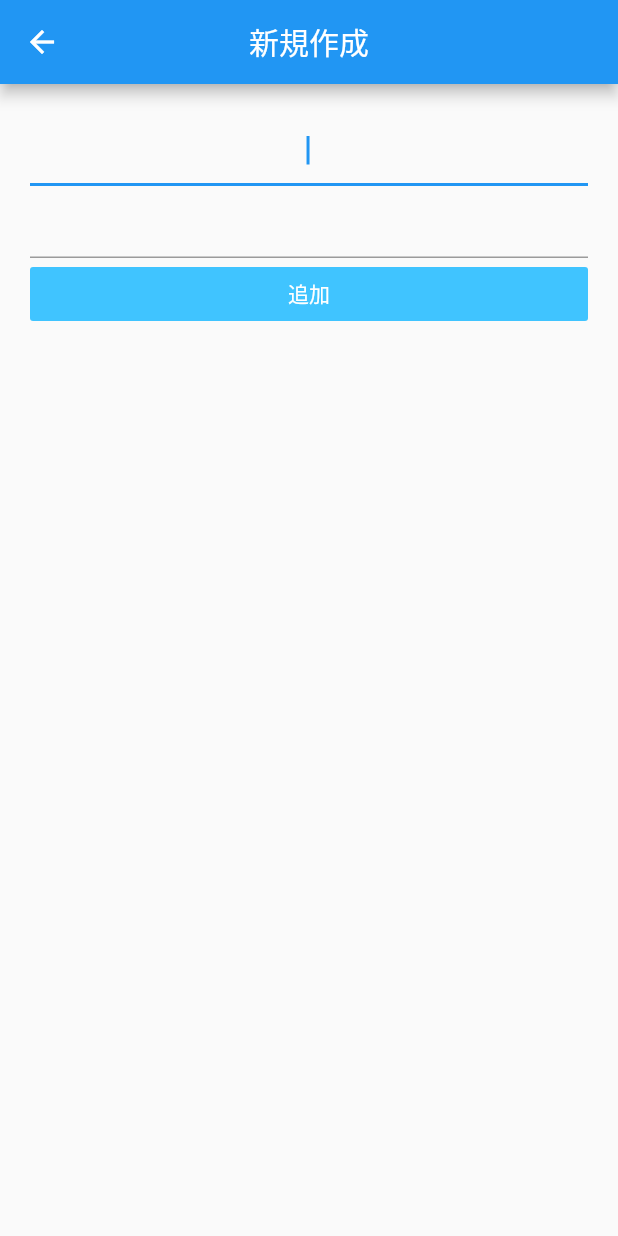
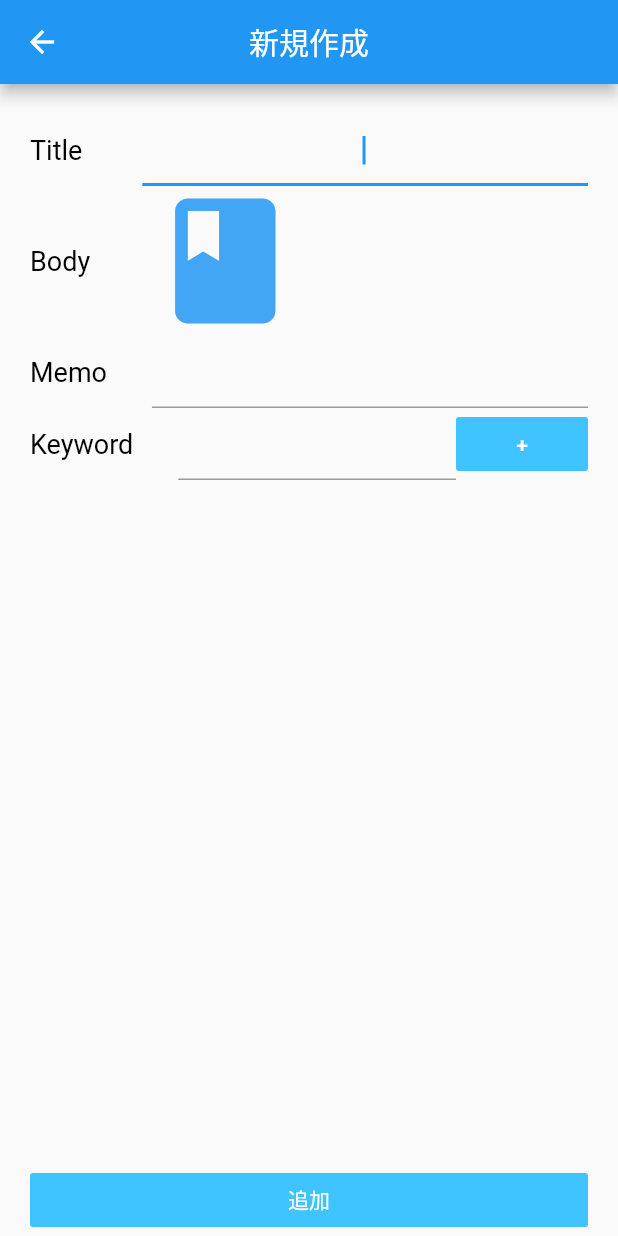
Before and after one commit to yyt-159/benesse_memo_v2, a Flutter app: the AddMemoScreen screen opened directly, on a phone screen of 412 x 824 dp. Run offline on Flutter 3.47's test engine with Material 2 defaults, Android fonts, the phone set to English and light mode, and no system bars.

Commit message:
add screen にkeywordを追加

```diff
--- a/lib/components/add_memo_screen.dart
+++ b/lib/components/add_memo_screen.dart
@@ -1,17 +1,37 @@
 import 'package:flutter/material.dart';
 import 'package:provider/provider.dart';
 import 'memo_data.dart';
-
+// 表示用の書式設定
+const kLabelTextStyle = TextStyle(
+  fontSize: 18,
+  color: Colors.black,
+);
 class AddMemoScreen extends StatefulWidget {
   @override
   _AddMemoScreenState createState() => _AddMemoScreenState();
 }
-
 class _AddMemoScreenState extends State<AddMemoScreen> {
-
   String _addingMemoTitle;
   String _addingMemoBody;
-
+  // テキストフィールドの管理用コントローラを作成
+  final myController = TextEditingController();
+  // データ格納用リスト
+  List<Map<String, dynamic>> items = [];
+  // Keywordに入力された言葉を追加する
+  void addKeyword(String inputkeyword) {
+    setState(() {
+      _counter++;
+      items.add({"id": _counter, "title": inputkeyword});
+    });
+  }
+  //　上記リストのカウント変数（ID用）
+  int _counter = 0;
+  @override
+  // widgetの破棄時にコントローラも破棄する
+  void dispose() {
+    myController.dispose();
+    super.dispose();
+  }
   @override
   Widget build(BuildContext context) {
     return Scaffold(
@@ -20,23 +40,117 @@ class _AddMemoScreenState extends State<AddMemoScreen> {
         centerTitle: true,
       ),
       body: Padding(
-        padding:EdgeInsets.only(top: 20.0,left: 20.0,right:20.0),
+        padding: EdgeInsets.only(top: 20.0, left: 20.0, right: 20.0),
         child: Column(
           crossAxisAlignment: CrossAxisAlignment.stretch,
           children: <Widget>[
-            TextField(
+            Row(
+              children: <Widget>[
+                Text(
+                  'Title',
+                  style: kLabelTextStyle,
+                ),
+                SizedBox(
+                  width: 40,
+                ),
+                Expanded(
+                  child: TextField(
                     autofocus: true,
                     textAlign: TextAlign.center,
-              onChanged: (newMemoTitle){
+                    onChanged: (newMemoTitle) {
                       _addingMemoTitle = newMemoTitle;
                     },
                   ),
-            TextField(
+                ),
+              ],
+            ), // Title
+            Row(
+              children: <Widget>[
+                Text(
+                  'Body',
+                  style: kLabelTextStyle,
+                ),
+                SizedBox(
+                  width: 40,
+                ),
+                Icon(
+                  Icons.class_,
+                  color: Colors.blue[400],
+                  size: 100.0,
+                ),
+              ],
+            ), // Body（Image）
+            Row(
+              children: <Widget>[
+                Text(
+                  'Memo',
+                  style: kLabelTextStyle,
+                ),
+                SizedBox(
+                  width: 30,
+                ),
+                Expanded(
+                  child: TextField(
                     autofocus: true,
                     textAlign: TextAlign.center,
-              onChanged: (newMemoBody){
+                    onChanged: (newMemoBody) {
                       _addingMemoBody = newMemoBody;
                     },
+                  ),
+                ),
+              ],
+            ), // Memo
+            Row(
+              children: <Widget>[
+                Text(
+                  'Keyword',
+                  style: kLabelTextStyle,
+                ),
+                SizedBox(
+                  width: 30,
+                ),
+                Expanded(
+                  child: TextField(
+                    controller: myController,
+//                    autofocus: true,
+//                    textAlign: TextAlign.center,
+//                    onChanged: (newMemoBody) {
+//                      _addingMemoBody = newMemoBody;
+//                    },
+                  ),
+                ),
+                FlatButton(
+                  child: Text(
+                    '+',
+                    style: TextStyle(
+                      color: Colors.white,
+                    ),
+                  ),
+                  color: Colors.lightBlueAccent,
+                  onPressed: () {
+                    addKeyword(myController.text);
+                    // テキストフィールドの内容をクリア
+                    myController.clear();
+                  },
+                ),
+              ],
+            ),
+            Expanded(
+              child: ListView.builder(
+                  scrollDirection: Axis.vertical,
+                  shrinkWrap: true,
+                  itemCount: items.length,
+                  itemBuilder: (BuildContext context, int index) {
+                    final item = items[index];
+                    return new Card(
+                      child: ListTile(
+//                        leading: Icon(Icons.link),
+                        title:
+//                            Text(item["id"].toString() + ":  " + item["title"]),
+                        Text("　＃  " + item["title"]),
+                      ),
+                    );
+                  }),
             ),
             FlatButton(
               child: Text(
@@ -47,7 +161,8 @@ class _AddMemoScreenState extends State<AddMemoScreen> {
               ),
               color: Colors.lightBlueAccent,
               onPressed: () {
-                Provider.of<MemoData>(context, listen: false).addData(_addingMemoTitle,_addingMemoBody);
+                Provider.of<MemoData>(context, listen: false)
+                    .addData(_addingMemoTitle, _addingMemoBody);
                 Navigator.pop(context);
               },
             ),
--- a/lib/components/memo_data.dart
+++ b/lib/components/memo_data.dart
@@ -6,8 +6,8 @@ import 'keyword_temp.dart';
 class MemoData extends ChangeNotifier {
 
   List<MemoTemp> memoStore = [
-    MemoTemp(memoTitle: '織田信長',memoBody: '織田信長の資料が表示されます',photoName: ''),
-    MemoTemp(memoTitle: '豊臣秀吉',memoBody: '豊臣秀吉の資料が表示されます',photoName: ''),
+    MemoTemp(memoTitle: '織田信長',memoBody: '織田信長のメモが表示されます',photoName: ''),
+    MemoTemp(memoTitle: '豊臣秀吉',memoBody: '豊臣秀吉のメモが表示されます',photoName: ''),
   ];
 
   List<KeywordTemp> keywordStore = [
--- a/lib/components/memo_list.dart
+++ b/lib/components/memo_list.dart
@@ -20,6 +20,7 @@ class MemoList extends StatelessWidget {
                   MaterialPageRoute(builder: (context) => ShowScreen(
                     memoTitle:memoData.memoStore[index].memoTitle,
                     memoBody: memoData.memoStore[index].memoBody,
+                    photoName:memoData.memoStore[index].photoName,
                   )));
               },
               child: MemoTile(
--- a/lib/components/memo_show_screen.dart
+++ b/lib/components/memo_show_screen.dart
@@ -5,8 +5,9 @@ class ShowScreen extends StatefulWidget {
 
   String memoTitle;
   String memoBody;
+  String photoName;
 
-  ShowScreen({this.memoTitle, this.memoBody});
+  ShowScreen({this.memoTitle, this.memoBody, this.photoName});
 
   @override
   _ShowScreenState createState() => _ShowScreenState();
@@ -23,10 +24,17 @@ class _ShowScreenState extends State<ShowScreen> {
       ),
       endDrawer: BenesseDrawer(),
       body: Center(
-        child: Container(
-          child: Text(widget.memoBody),
+        child: Column(
+          children: <Widget>[
+            SizedBox(height: 40.0),
+            //用意でき次第Image.asset(photoName)に変更
+            Image.network('https://placehold.jp/314x256.png'),
+            SizedBox(height: 40.0),
+            Text(widget.memoBody),
+            //用意でき次第keywordを表示させるWidgetに変更
+          ],
         ),
-      )
+      ),
     );
   }
 }
--- a/lib/components/memo_temp.dart
+++ b/lib/components/memo_temp.dart
@@ -6,6 +6,7 @@ class MemoTemp{
   String memoTitle;
   String photoName;
 
+
   MemoTemp({this.memoBody,this.memoTitle, this.photoName});
 
 }
```
Lines whose indentation alone changed are shown as unchanged.
